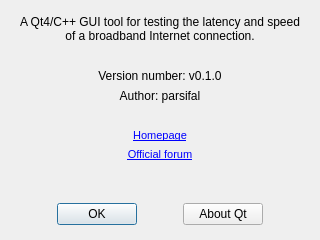
Qt form dialogabout.ui (AlexGidarakos/QSpeedTest) before a commit.
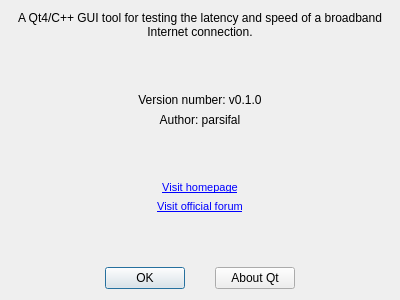
The same form after that commit.

Commit message: revision 21 - 20100608:     * Previous commit didn't correctly update the About box's file

What changed in the file:
```diff
--- a/dialogabout.ui
+++ b/dialogabout.ui
@@ -9,8 +9,8 @@
    <rect>
     <x>0</x>
     <y>0</y>
-    <width>320</width>
-    <height>240</height>
+    <width>400</width>
+    <height>300</height>
    </rect>
   </property>
   <property name="minimumSize">
@@ -23,9 +23,6 @@
    <string>About QSpeedTest</string>
   </property>
   <layout class="QGridLayout" name="gridLayout">
-   <property name="margin">
-    <number>15</number>
-   </property>
    <item row="0" column="0">
     <widget class="QLabel" name="labelDescription">
      <property name="text">
@@ -40,19 +37,21 @@
     </widget>
    </item>
    <item row="1" column="0">
-    <spacer name="horizontalSpacer_3">
+    <spacer name="verticalSpacer">
      <property name="orientation">
-      <enum>Qt::Horizontal</enum>
+      <enum>Qt::Vertical</enum>
      </property>
      <property name="sizeHint" stdset="0">
       <size>
-       <width>257</width>
-       <height>20</height>
+       <width>20</width>
+       <height>40</height>
       </size>
      </property>
     </spacer>
    </item>
    <item row="2" column="0">
+    <layout class="QVBoxLayout" name="verticalLayout_2">
+     <item>
     <widget class="QLabel" name="labelVersion">
      <property name="text">
       <string>Version number: v0.1.0</string>
@@ -62,7 +61,7 @@
      </property>
     </widget>
    </item>
-   <item row="3" column="0">
+     <item>
     <widget class="QLabel" name="labelAuthor">
      <property name="text">
       <string>Author: parsifal</string>
@@ -72,50 +71,73 @@
      </property>
     </widget>
    </item>
+    </layout>
+   </item>
+   <item row="3" column="0">
+    <spacer name="verticalSpacer_2">
+     <property name="orientation">
+      <enum>Qt::Vertical</enum>
+     </property>
+     <property name="sizeHint" stdset="0">
+      <size>
+       <width>20</width>
+       <height>39</height>
+      </size>
+     </property>
+    </spacer>
+   </item>
    <item row="4" column="0">
-    <spacer name="horizontalSpacer">
-     <property name="orientation">
-      <enum>Qt::Horizontal</enum>
-     </property>
-     <property name="sizeHint" stdset="0">
-      <size>
-       <width>257</width>
-       <height>20</height>
-      </size>
-     </property>
-    </spacer>
-   </item>
-   <item row="5" column="0">
+    <layout class="QVBoxLayout" name="verticalLayout">
+     <item>
     <widget class="QLabel" name="labelHomepage">
      <property name="text">
       <string>&lt;!DOCTYPE HTML PUBLIC &quot;-//W3C//DTD HTML 4.0//EN&quot; &quot;http://www.w3.org/TR/REC-html40/strict.dtd&quot;&gt;
 &lt;html&gt;&lt;head&gt;&lt;meta name=&quot;qrichtext&quot; content=&quot;1&quot; /&gt;&lt;style type=&quot;text/css&quot;&gt;
 p, li { white-space: pre-wrap; }
 &lt;/style&gt;&lt;/head&gt;&lt;body style=&quot; font-family:'MS Shell Dlg 2'; font-size:8.25pt; font-weight:400; font-style:normal;&quot;&gt;
-&lt;p style=&quot; margin-top:0px; margin-bottom:0px; margin-left:0px; margin-right:0px; -qt-block-indent:0; text-indent:0px;&quot;&gt;&lt;a href=&quot;http://www.mediafire.com/parsifal&quot;&gt;&lt;span style=&quot; font-size:8pt; text-decoration: underline; color:#0000ff;&quot;&gt;Homepage&lt;/span&gt;&lt;/a&gt;&lt;/p&gt;&lt;/body&gt;&lt;/html&gt;</string>
+&lt;p style=&quot; margin-top:0px; margin-bottom:0px; margin-left:0px; margin-right:0px; -qt-block-indent:0; text-indent:0px;&quot;&gt;&lt;a href=&quot;http://www.mediafire.com/parsifal&quot;&gt;&lt;span style=&quot; font-size:8pt; text-decoration: underline; color:#0000ff;&quot;&gt;Visit homepage&lt;/span&gt;&lt;/a&gt;&lt;/p&gt;&lt;/body&gt;&lt;/html&gt;</string>
      </property>
      <property name="alignment">
       <set>Qt::AlignCenter</set>
      </property>
     </widget>
    </item>
-   <item row="7" column="0">
-    <spacer name="verticalSpacer">
+     <item>
+      <widget class="QLabel" name="labelForum">
+       <property name="text">
+        <string>&lt;!DOCTYPE HTML PUBLIC &quot;-//W3C//DTD HTML 4.0//EN&quot; &quot;http://www.w3.org/TR/REC-html40/strict.dtd&quot;&gt;
+&lt;html&gt;&lt;head&gt;&lt;meta name=&quot;qrichtext&quot; content=&quot;1&quot; /&gt;&lt;style type=&quot;text/css&quot;&gt;
+p, li { white-space: pre-wrap; }
+&lt;/style&gt;&lt;/head&gt;&lt;body style=&quot; font-family:'MS Shell Dlg 2'; font-size:8.25pt; font-weight:400; font-style:normal;&quot;&gt;
+&lt;p style=&quot; margin-top:0px; margin-bottom:0px; margin-left:0px; margin-right:0px; -qt-block-indent:0; text-indent:0px;&quot;&gt;&lt;a href=&quot;https://sourceforge.net/apps/phpbb/qspeedtest/&quot;&gt;&lt;span style=&quot; font-size:8pt; text-decoration: underline; color:#0000ff;&quot;&gt;Visit official forum&lt;/span&gt;&lt;/a&gt;&lt;/p&gt;&lt;/body&gt;&lt;/html&gt;</string>
+       </property>
+       <property name="alignment">
+        <set>Qt::AlignCenter</set>
+       </property>
+      </widget>
+     </item>
+    </layout>
+   </item>
+   <item row="5" column="0">
+    <spacer name="verticalSpacer_3">
      <property name="orientation">
       <enum>Qt::Vertical</enum>
      </property>
      <property name="sizeHint" stdset="0">
       <size>
-       <width>87</width>
-       <height>19</height>
+       <width>20</width>
+       <height>39</height>
       </size>
      </property>
     </spacer>
    </item>
-   <item row="8" column="0">
+   <item row="6" column="0">
     <layout class="QHBoxLayout" name="horizontalLayout">
+     <property name="spacing">
+      <number>30</number>
+     </property>
      <item>
-      <spacer name="horizontalSpacer_4">
+      <spacer name="horizontalSpacer">
        <property name="orientation">
         <enum>Qt::Horizontal</enum>
        </property>
@@ -129,48 +151,20 @@
      </item>
      <item>
       <widget class="QPushButton" name="pushButtonOK">
-       <property name="sizePolicy">
-        <sizepolicy hsizetype="Fixed" vsizetype="Fixed">
-         <horstretch>0</horstretch>
-         <verstretch>0</verstretch>
-        </sizepolicy>
-       </property>
        <property name="text">
         <string>OK</string>
        </property>
       </widget>
      </item>
-     <item>
-      <spacer name="horizontalSpacer_2">
-       <property name="orientation">
-        <enum>Qt::Horizontal</enum>
-       </property>
-       <property name="sizeType">
-        <enum>QSizePolicy::Minimum</enum>
-       </property>
-       <property name="sizeHint" stdset="0">
-        <size>
-         <width>40</width>
-         <height>20</height>
-        </size>
-       </property>
-      </spacer>
-     </item>
      <item>
       <widget class="QPushButton" name="pushButtonAboutQt">
-       <property name="sizePolicy">
-        <sizepolicy hsizetype="Minimum" vsizetype="Minimum">
-         <horstretch>0</horstretch>
-         <verstretch>0</verstretch>
-        </sizepolicy>
-       </property>
        <property name="text">
         <string>About Qt</string>
        </property>
       </widget>
      </item>
      <item>
-      <spacer name="horizontalSpacer_5">
+      <spacer name="horizontalSpacer_2">
        <property name="orientation">
         <enum>Qt::Horizontal</enum>
        </property>
@@ -184,20 +178,6 @@
      </item>
     </layout>
    </item>
-   <item row="6" column="0">
-    <widget class="QLabel" name="labelForum">
-     <property name="text">
-      <string>&lt;!DOCTYPE HTML PUBLIC &quot;-//W3C//DTD HTML 4.0//EN&quot; &quot;http://www.w3.org/TR/REC-html40/strict.dtd&quot;&gt;
-&lt;html&gt;&lt;head&gt;&lt;meta name=&quot;qrichtext&quot; content=&quot;1&quot; /&gt;&lt;style type=&quot;text/css&quot;&gt;
-p, li { white-space: pre-wrap; }
-&lt;/style&gt;&lt;/head&gt;&lt;body style=&quot; font-family:'MS Shell Dlg 2'; font-size:8.25pt; font-weight:400; font-style:normal;&quot;&gt;
-&lt;p style=&quot; margin-top:0px; margin-bottom:0px; margin-left:0px; margin-right:0px; -qt-block-indent:0; text-indent:0px;&quot;&gt;&lt;a href=&quot;https://sourceforge.net/apps/phpbb/qspeedtest/&quot;&gt;&lt;span style=&quot; text-decoration: underline; color:#0000ff;&quot;&gt;Official forum&lt;/span&gt;&lt;/a&gt;&lt;/p&gt;&lt;/body&gt;&lt;/html&gt;</string>
-     </property>
-     <property name="alignment">
-      <set>Qt::AlignCenter</set>
-     </property>
-    </widget>
-   </item>
   </layout>
  </widget>
  <resources/>
```
Lines whose indentation alone changed are shown as unchanged. The commit also changes 2 other files.
